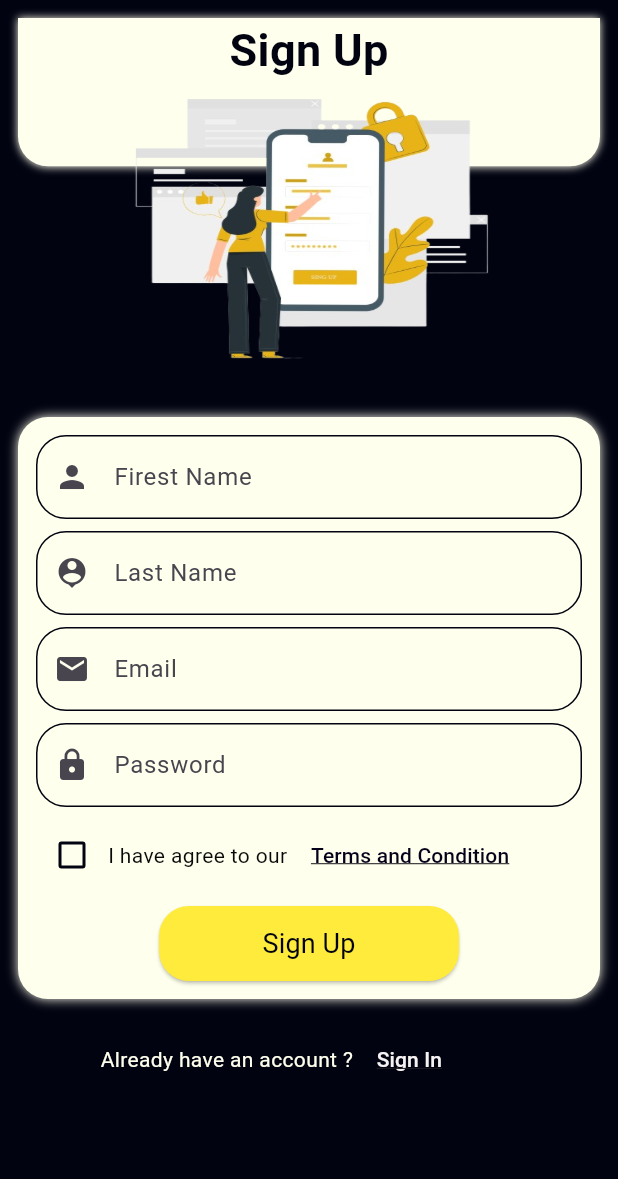
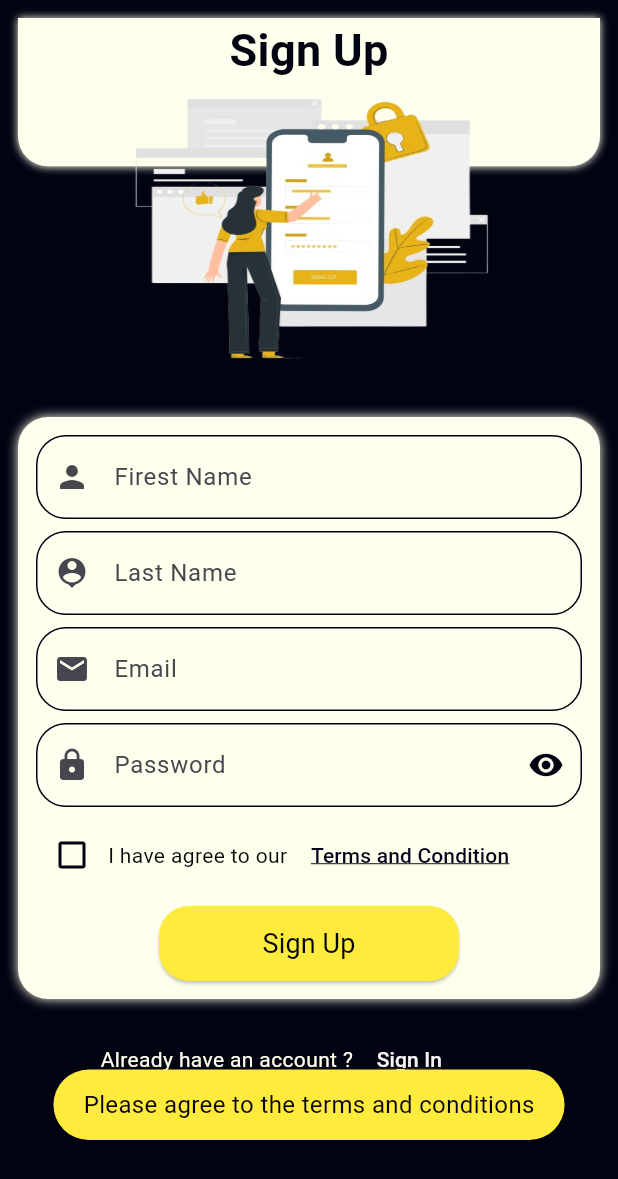
Before and after one commit to moustafaghonimi/EL_Rawee, a Flutter app: the screen it shows after launch, after a tap on "Skip", after a tap on "Sign Up", on a phone screen of 412 x 824 dp. Shown: the top 1179 px of the screen. Run offline on Flutter 3.47's test engine with Material 3 defaults, Android fonts, the light colour scheme and no system bars; our stand-ins replace bloc, firebase_auth, firebase_core, flutter_bloc, fluttertoast, get_it and 3 more; accounts and stored records are empty.

Commit message:
Add custom toast notifications and update authentication states
- Implement custom toast notifications using fluttertoast package.
- Update authentication states to reflect success and error messages.
- Modify navigation logic in splash screen based on user authentication status.
- Enhance sign-in view with navigation to sign-up.
- Create home view with sign-out functionality.
- Add validation messages and regex patterns for user input.

```diff
--- a/lib/Core/routes/app_router.dart
+++ b/lib/Core/routes/app_router.dart
@@ -1,6 +1,6 @@
+import 'package:elrawee/Feathurs/home/presention/view/home_view.dart';
 import 'package:flutter_bloc/flutter_bloc.dart';
 import 'package:go_router/go_router.dart';
-import 'package:elrawee/Core/services/service_locator_get_it.dart';
 import 'package:elrawee/Feathurs/auth/presention/view/sign_up/sign_up_view.dart';
 import 'package:elrawee/Feathurs/auth/data/auth_cubit/cubit/cubit/auth_cubit.dart';
 import 'package:elrawee/Feathurs/onBording/presentaion/view/on_bording_screen.dart';
@@ -20,15 +20,19 @@ final GoRouter router = GoRouter(routes: <RouteBase>[
   GoRoute(
     path: '/SignIn',
     builder: (context, state) => BlocProvider(
-      create: (context) => getIt<AuthCubit>(),
+      create: (context) => AuthCubit(),
       child: const SignIn(),
     ),
   ),
   GoRoute(
     path: '/SignUpView',
     builder: (context, state) => BlocProvider(
-      create: (context) => getIt<AuthCubit>(),
+      create: (context) => AuthCubit(),
       child: const SignUpView(),
     ),
   ),
+  GoRoute(
+    path: '/HomeView',
+    builder: (context, state) => HomeView(),
+  ),
 ]);
--- a/lib/Core/utils/app_strings.dart
+++ b/lib/Core/utils/app_strings.dart
@@ -21,6 +21,26 @@ abstract class AppStrings {
       alreadyHaveAnAccount = "Already have an account ? ",
       dontHaveAnAccount = "Don’t have an account ? ",
       forgotPassword = "Forgot Password ?",
+      validPasswordEmpty = 'Please enter Password',
+      validPassword =
+          'Password must be at least 8 characters long,\ninclude an uppercase letter, a number,\n and a special character.\nexample: Mostafa123@',
+      validEmail =
+          'Please enter valid Email address \nexample: mostafaGhonimi@gmail.com',
+      validEmailEmpty = 'Please enter Email',
+      validFirstName = 'Please enter First Name',
+      validLastName = 'Please enter Last Name',
+
+      //!RGEX Strings
+      emailRegex =
+          r"^[a-zA-Z0-9.a-zA-Z0-9.!#$%&\'*+/=?^_`{|}~-]+@[a-zA-Z0-9]+\.[a-zA-Z]+",
+      passwordRegex =
+          r"^(?=.*[A-Z])(?=.*[a-z])(?=.*\d)(?=.*[@$!%*?&])[A-Za-z\d@$!%*?&]{8,}$",
+
+      //!snack bar messages
+      signUpSuccess =
+          'Sign Up Success\nPlease check your email to verify your account',
+      termsAndConditionMessage = 'Please agree to the terms and conditions',
+
       //!Home Strings
       recommendations = "Recommendations",
       about = "About",
--- /dev/null
+++ b/lib/Core/widgets/custem_tost.dart
@@ -0,0 +1,13 @@
+import 'package:elrawee/Core/utils/app_color.dart';
+import 'package:fluttertoast/fluttertoast.dart';
+
+void custemToast(String msg) {
+  Fluttertoast.showToast(
+      msg: msg,
+      toastLength: Toast.LENGTH_SHORT,
+      gravity: ToastGravity.SNACKBAR,
+      timeInSecForIosWeb: 1,
+      backgroundColor: AppColor.primaryColor,
+      textColor: AppColor.appBarColor,
+      fontSize: 16.0);
+}
--- a/lib/Feathurs/auth/data/auth_cubit/cubit/cubit/auth_cubit.dart
+++ b/lib/Feathurs/auth/data/auth_cubit/cubit/cubit/auth_cubit.dart
@@ -1,6 +1,8 @@
 import 'package:bloc/bloc.dart';
+import 'package:elrawee/Core/utils/app_strings.dart';
 import 'package:elrawee/Feathurs/auth/data/auth_cubit/cubit/cubit/auth_state.dart';
 import 'package:firebase_auth/firebase_auth.dart';
+import 'package:flutter/material.dart';
 
 class AuthCubit extends Cubit<AuthState> {
   AuthCubit() : super(AuthInitial());
@@ -8,23 +10,33 @@ class AuthCubit extends Cubit<AuthState> {
   String? password;
   String? firstName;
   String? lastName;
+  GlobalKey<FormState> signUpFormKey = GlobalKey<FormState>();
+  bool checkBoxtermsAndConditionsValue = false;
+  final emailRegex = RegExp(AppStrings.emailRegex);
+  final passwordRegex = RegExp(AppStrings.passwordRegex);
+  bool isPassword = false;
+
   signUpAutheWithEmailAndPassword() async {
     try {
-      SignUpLoadingState();
-      final credential =
-          await FirebaseAuth.instance.createUserWithEmailAndPassword(
+      emit(SignUpLoadingState());
+      await FirebaseAuth.instance.createUserWithEmailAndPassword(
         email: emailAddress!,
         password: password!,
       );
-      SignUpStateDone();
+      emit(SignUpScuccessState());
     } on FirebaseAuthException catch (e) {
       if (e.code == 'weak-password') {
-        SignUpMessageState('The password provided is too weak.');
+        emit(SignUpMessageState('The password provided is too weak.'));
       } else if (e.code == 'email-already-in-use') {
-        SignUpMessageState('The account already exists for that email.');
+        emit(SignUpMessageState('The account already exists for that email.'));
       }
     } catch (e) {
-      SignUpMessageState(e.toString());
+      emit(SignUpMessageState(e.toString()));
     }
   }
+
+  void checkBoxTermsAndConditions(bool value) {
+    checkBoxtermsAndConditionsValue = value;
+    emit(CheckBoxTermsAndConditionsState());
+  }
 }
--- a/lib/Feathurs/auth/data/auth_cubit/cubit/cubit/auth_state.dart
+++ b/lib/Feathurs/auth/data/auth_cubit/cubit/cubit/auth_state.dart
@@ -4,9 +4,11 @@ final class AuthInitial extends AuthState {}
 
 final class SignUpLoadingState extends AuthState {}
 
-final class SignUpStateDone extends AuthState {}
+final class SignUpScuccessState extends AuthState {}
 
 final class SignUpMessageState extends AuthState {
-  final String message;
-  SignUpMessageState(this.message);
+  final String errorMessage;
+  SignUpMessageState(this.errorMessage);
 }
+
+final class CheckBoxTermsAndConditionsState extends AuthState {}
--- a/lib/Feathurs/auth/presention/widget/custem_check_box.dart
+++ b/lib/Feathurs/auth/presention/widget/custem_check_box.dart
@@ -1,5 +1,8 @@
 import 'package:flutter/material.dart';
 import 'package:elrawee/Core/utils/app_color.dart';
+import 'package:flutter_bloc/flutter_bloc.dart';
+
+import '../../data/auth_cubit/cubit/cubit/auth_cubit.dart';
 
 class CustemCheckBox extends StatefulWidget {
   const CustemCheckBox({super.key});
@@ -12,6 +15,8 @@ class _CustemCheckBoxState extends State<CustemCheckBox> {
   bool value = false;
   @override
   Widget build(BuildContext context) {
+    AuthCubit authCubit = BlocProvider.of<AuthCubit>(context);
+
     return Checkbox(
       activeColor: AppColor.backgroundColor,
       checkColor: AppColor.primaryColor,
@@ -20,6 +25,7 @@ class _CustemCheckBoxState extends State<CustemCheckBox> {
       onChanged: (value) {
         setState(() {
           this.value = value!;
+          authCubit.checkBoxtermsAndConditionsValue = value;
         });
       },
     );
--- a/lib/Feathurs/auth/presention/widget/custem_text_form_filed.dart
+++ b/lib/Feathurs/auth/presention/widget/custem_text_form_filed.dart
@@ -1,30 +1,63 @@
 import 'package:flutter/material.dart';
 import 'package:elrawee/Core/utils/app_color.dart';
+import 'package:flutter_bloc/flutter_bloc.dart';
 
-class CustemTextFormFiled extends StatelessWidget {
+import '../../data/auth_cubit/cubit/cubit/auth_cubit.dart';
+
+class CustemTextFormFiled extends StatefulWidget {
   const CustemTextFormFiled(
       {super.key,
       required this.hintText,
       required this.icon,
       this.onchanged,
-      this.onFieldSubmitted});
+      this.onFieldSubmitted,
+      this.validator});
   final String hintText;
   final IconData icon;
   final void Function(String)? onchanged;
   final void Function(String)? onFieldSubmitted;
+  final String? Function(String?)? validator;
+
+  @override
+  State<CustemTextFormFiled> createState() => _CustemTextFormFiledState();
+}
+
+class _CustemTextFormFiledState extends State<CustemTextFormFiled> {
   @override
   Widget build(BuildContext context) {
+    AuthCubit authCubit = BlocProvider.of<AuthCubit>(context);
     return Padding(
       padding: const EdgeInsets.only(bottom: 8.0),
       child: TextFormField(
-        onChanged: onchanged,
-        onFieldSubmitted: onFieldSubmitted,
+        validator: widget.validator,
+        onChanged: widget.onchanged,
+        onFieldSubmitted: widget.onFieldSubmitted,
+        obscureText: widget.hintText == 'Password' && !authCubit.isPassword
+            ? true
+            : false,
         decoration: InputDecoration(
           border: outlineInputBorder(),
           enabledBorder: outlineInputBorder(),
           focusedBorder: outlineInputBorder(),
-          hintText: hintText,
-          prefixIcon: Icon(icon),
+          hintText: widget.hintText,
+          prefixIcon: Icon(widget.icon),
+          suffixIcon: widget.hintText == 'Password'
+              ? IconButton(
+                  onPressed: () {
+                    setState(() {
+                      authCubit.isPassword = !authCubit.isPassword;
+                    });
+                  },
+                  icon: Icon(
+                    !authCubit.isPassword
+                        ? Icons.remove_red_eye_rounded
+                        : Icons.password,
+                    color: !authCubit.isPassword
+                        ? AppColor.backgroundColor
+                        : AppColor.textButtonColor,
+                  ),
+                )
+              : null,
         ),
       ),
     );
--- a/lib/Feathurs/auth/presention/widget/sign_up_form_filed.dart
+++ b/lib/Feathurs/auth/presention/widget/sign_up_form_filed.dart
@@ -1,3 +1,5 @@
+import 'package:elrawee/Core/routes/custem_navigation_router.dart';
+import 'package:elrawee/Core/widgets/custem_tost.dart';
 import 'package:elrawee/Core/widgets/custme_btn.dart';
 import 'package:elrawee/Feathurs/auth/data/auth_cubit/cubit/cubit/auth_cubit.dart';
 import 'package:elrawee/Feathurs/auth/data/auth_cubit/cubit/cubit/auth_state.dart';
@@ -9,6 +11,8 @@ import 'package:elrawee/Core/utils/app_color.dart';
 import 'package:elrawee/Core/utils/app_strings.dart';
 import 'package:flutter_bloc/flutter_bloc.dart';
 
+import '../../../../Core/widgets/custem_circule_indicator.dart';
+
 class SignUpFormFiled extends StatelessWidget {
   const SignUpFormFiled({super.key});
 
@@ -16,33 +20,70 @@ class SignUpFormFiled extends StatelessWidget {
   Widget build(BuildContext context) {
     return BlocConsumer<AuthCubit, AuthState>(
       listener: (context, state) {
-        // TODO: implement listener
+        if (state is SignUpMessageState) {
+          custemToast(state.errorMessage);
+        }
+
+        if (state is SignUpScuccessState) {
+          custemToast(AppStrings.signUpSuccess);
+          custemNavigationRouterReplacement(context, 'HomeView');
+        }
       },
       builder: (context, state) {
+        AuthCubit authCubit = BlocProvider.of<AuthCubit>(context);
         return Form(
+          key: authCubit.signUpFormKey,
           child: Column(
             children: [
               CustemTextFormFiled(
                   onchanged: (firstName) {
-                    BlocProvider.of<AuthCubit>(context).firstName = firstName;
+                    authCubit.firstName = firstName;
+                  },
+                  validator: (value) {
+                    if (value!.isEmpty) {
+                      return AppStrings.validFirstName;
+                    }
+                    return null;
                   },
                   hintText: 'Firest Name',
                   icon: Icons.person),
               CustemTextFormFiled(
                   onchanged: (lastName) {
-                    BlocProvider.of<AuthCubit>(context).lastName = lastName;
+                    authCubit.lastName = lastName;
+                  },
+                  validator: (value) {
+                    if (value!.isEmpty) {
+                      return AppStrings.validLastName;
+                    }
+                    return null;
                   },
                   hintText: 'Last Name',
                   icon: Icons.person_pin),
               CustemTextFormFiled(
                   onchanged: (email) {
-                    BlocProvider.of<AuthCubit>(context).emailAddress = email;
+                    authCubit.emailAddress = email;
+                  },
+                  validator: (value) {
+                    if (value!.isEmpty) {
+                      return AppStrings.validEmailEmpty;
+                    } else if (!authCubit.emailRegex.hasMatch(value)) {
+                      return AppStrings.validEmail;
+                    }
+                    return null;
                   },
                   hintText: 'Email',
                   icon: Icons.email),
               CustemTextFormFiled(
                   onchanged: (pass) {
-                    BlocProvider.of<AuthCubit>(context).password = pass;
+                    authCubit.password = pass;
+                  },
+                  validator: (value) {
+                    if (value!.isEmpty) {
+                      return AppStrings.validPasswordEmpty;
+                    } else if (!authCubit.passwordRegex.hasMatch(value)) {
+                      return AppStrings.validPassword;
+                    }
+                    return null;
                   },
                   hintText: 'Password',
                   icon: Icons.lock),
@@ -62,12 +103,29 @@ class SignUpFormFiled extends StatelessWidget {
               ),
               Padding(
                 padding: const EdgeInsets.symmetric(horizontal: 55),
-                child: CustmeBtn(
-                    btnName: AppStrings.signUp,
-                    onPressed: () {
-                      BlocProvider.of<AuthCubit>(context)
-                          .signUpAutheWithEmailAndPassword();
-                    }),
+                child: state is SignUpLoadingState
+                    ? CustomCircularProgressIndicator(
+                        progress: 0.7,
+                        textSize: 40,
+                        w: 50,
+                        h: 50,
+                      )
+                    : CustmeBtn(
+                        btnName: AppStrings.signUp,
+                        onPressed: () {
+                          if (authCubit.checkBoxtermsAndConditionsValue ==
+                              true) {
+                            if (authCubit.signUpFormKey.currentState!
+                                .validate()) {
+                              authCubit.signUpAutheWithEmailAndPassword();
+                              if (state is SignUpScuccessState) {
+                                authCubit.signUpFormKey.currentState!.reset();
+                              }
+                            }
+                          } else {
+                            custemToast(AppStrings.termsAndConditionMessage);
+                          }
+                        }),
               ),
             ],
           ),
--- a/lib/Feathurs/splach/presention/view/splash_screen.dart
+++ b/lib/Feathurs/splach/presention/view/splash_screen.dart
@@ -1,3 +1,4 @@
+import 'package:firebase_auth/firebase_auth.dart';
 import 'package:flutter/material.dart';
 import 'package:elrawee/Core/database/cache/cache_helper.dart';
 import 'package:elrawee/Core/routes/custem_navigation_router.dart';
@@ -19,7 +20,9 @@ class _SplashScreenState extends State<SplashScreen> {
         ) ??
         false;
     if (isFirstTime == true) {
-      dalayedNavigator(context, 'SignUpView');
+      FirebaseAuth.instance.currentUser == null
+          ? dalayedNavigator(context, 'SignIn')
+          : dalayedNavigator(context, 'HomeView');
     } else {
       dalayedNavigator(context, 'onBording');
     }
--- a/pubspec.yaml
+++ b/pubspec.yaml
@@ -43,6 +43,8 @@ dependencies:
   firebase_core: ^3.9.0
   firebase_auth: ^5.3.4
   cloud_firestore: ^5.6.0
+  flutter_styled_toast: ^2.2.1
+  fluttertoast: ^8.2.10
 
 dev_dependencies:
   flutter_test:
```
Also changed, not shown: lib/Core/widgets/custem_circule_indicator.dart (added, +88 -0 lines), lib/Feathurs/auth/presention/view/sign_in/sign_in_view.dart (+11 -2 lines), lib/Feathurs/home/presention/view/home_view.dart (added, +35 -0 lines), pubspec.lock.
